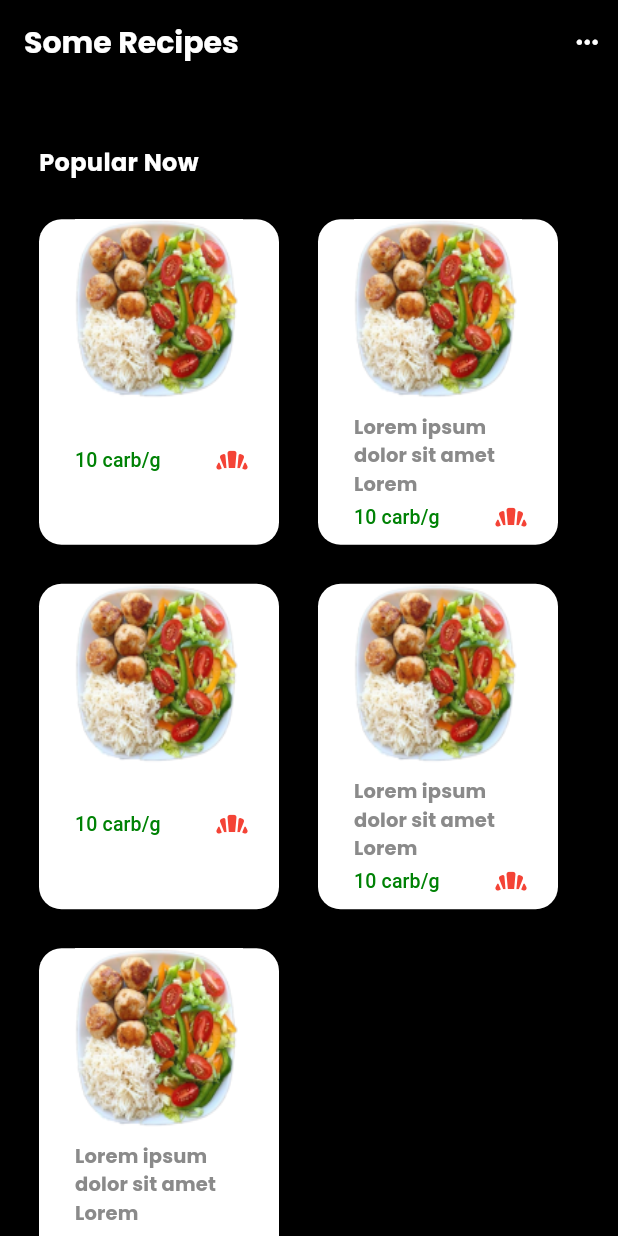
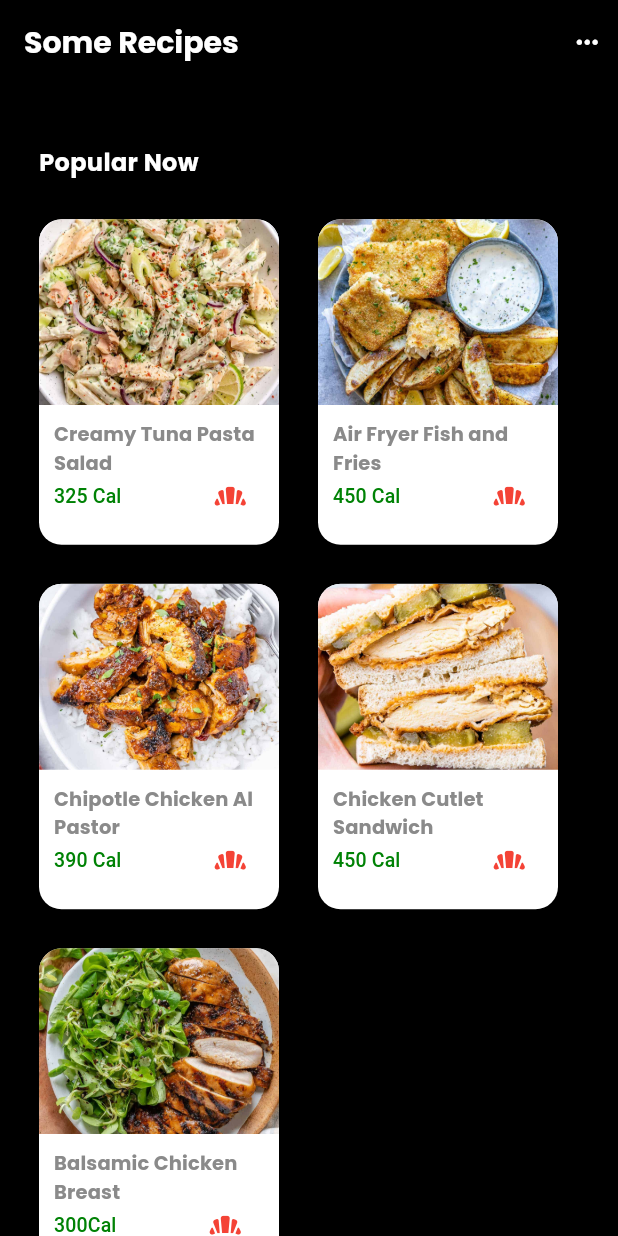
Before and after one commit to grosvenor01/GN-gym, a Flutter app: the Learning screen opened directly, on a phone screen of 412 x 824 dp. Run offline on Flutter 3.47's test engine with Material 3 defaults, Android fonts, the phone set to English and light mode, and no system bars; our stand-ins replace image_picker, intl_phone_number_input.

Commit message:
Ui updated

```diff
--- a/assets/Recipes.json
+++ b/assets/Recipes.json
@@ -1,7 +1,7 @@
 [
     {
         "Time": "15min",
-        "Calories": "-",
+        "Calories": "325",
         "Rate": 4.5,
         "Name": "Creamy Tuna Pasta Salad",
         "Description": "Cook the pasta according to package directions, then drain and set aside in a large bowl to cool.Place all sauce/dressing ingredients into a blender or food processor and pulse until smooth and well combined.Taste and adjust the seasoning. Pour the sauce over the pasta, and stir in the celery, peas, and tuna. Then, mix with a spatula until nicely coated.Finally, divide into bowls and enjoy!",
--- a/lib/learning.dart
+++ b/lib/learning.dart
@@ -15,10 +15,9 @@ class Learning extends StatefulWidget {
 
 class _LearningState extends State<Learning> {
   int number = 0;
-  var jsonData=[];
+  var jsonData = [];
   @override
   Widget build(BuildContext context) {
-    jsonLength();
     return Scaffold(
       backgroundColor: Colors.black,
       appBar: AppBar(
@@ -53,7 +52,18 @@ class _LearningState extends State<Learning> {
                   fontFamily: "Poppins", fontSize: 16, color: Colors.white),
             ),
           ),
-          for (int i = 0; i < number ~/ 2; i++)
+          FutureBuilder(
+              future: jsonLength(),
+              builder: (ctx, snapshot) {
+                if (snapshot.connectionState == ConnectionState.waiting) {
+                  return Center(child: CircularProgressIndicator());
+                } else if (snapshot.hasError) {
+                  return Center(child: Text("Error Occured"));
+                } else {
+                  final dady = snapshot.data!;
+                  return Column(
+                    children: [
+                      for (int i = 0; i < number-1 ; i=i+2)
                         Row(
                           children: [
                             Container(
@@ -65,51 +75,58 @@ class _LearningState extends State<Learning> {
                                         Navigator.push(
                                             context,
                                             MaterialPageRoute(
-                                    builder: (context) => Reciepe()))
+                                                builder: (context) =>
+                                                    Reciepe()))
                                       },
                                   style: ElevatedButton.styleFrom(
                                     backgroundColor: Colors.white,
+                                    padding: EdgeInsets.zero,
                                     shape: RoundedRectangleBorder(
-                            borderRadius: BorderRadius.circular(15)),
+                                        borderRadius:
+                                            BorderRadius.circular(15)),
                                   ),
                                   child: Column(
-                        mainAxisAlignment: MainAxisAlignment.start,
-                        crossAxisAlignment: CrossAxisAlignment.start,
                                     children: [
                                       Container(
                                         height: 124,
-                            width: 124,
-                            decoration: const BoxDecoration(
+                                        decoration: BoxDecoration(
+                                            borderRadius:  BorderRadius.only(topLeft: Radius.circular(15),topRight:Radius.circular(15) ),
                                             image: DecorationImage(
-                                    image: AssetImage("assets/plat1.png"),
-                                    fit: BoxFit.fill)),
+                                                image: AssetImage(
+                                                    "assets/Food/"+jsonData[i]['image']+".png"),
+                                                fit: BoxFit.cover)),
                                       ),
-                          SizedBox(
+                                      const SizedBox(
                                         height: 5,
                                       ),
-                          const Text(
-                            "",
-                            style: TextStyle(
+                                      Padding(
+                                        padding: EdgeInsets.only(top: 5,right: 10,left: 10),
+                                        child : Text(
+                                        jsonData[i]["Name"],
+                                        style: const TextStyle(
                                             fontFamily: "Poppins",
                                             fontSize: 13,
-                                color: Color.fromRGBO(138, 138, 138, 1)),
+                                            color: Color.fromRGBO(
+                                                138, 138, 138, 1)),
                                       ),
-                          const Row(
+                                      ),
+                                      Row(
                                         children: [
+                                          SizedBox(width: 10,),
                                           Text(
-                                "10 carb/g",
-                                style: TextStyle(
-                                    color: Color.fromRGBO(0, 130, 5, 1),
+                                            dady[i]['Calories']+" Cal",
+                                            style: const TextStyle(
+                                                color: Color.fromRGBO(
+                                                    0, 130, 5, 1),
                                                 fontSize: 13),
                                           ),
-                              SizedBox(
-                                width: 35,
-                              ),
-                              Icon(
+                                          const SizedBox(width: 60,),
+                                          const Icon(
                                             Icons.bakery_dining_rounded,
                                             size: 25,
                                             color: Colors.red,
-                              )
+                                          ),
+                                          SizedBox(width: 10),
                                         ],
                                       )
                                     ],
@@ -123,8 +140,10 @@ class _LearningState extends State<Learning> {
                                   onPressed: () => {},
                                   style: ElevatedButton.styleFrom(
                                     backgroundColor: Colors.white,
+                                    padding: EdgeInsets.zero,
                                     shape: RoundedRectangleBorder(
-                            borderRadius: BorderRadius.circular(15)),
+                                        borderRadius:
+                                            BorderRadius.circular(15)),
                                   ),
                                   child: Column(
                                     mainAxisAlignment: MainAxisAlignment.start,
@@ -132,38 +151,47 @@ class _LearningState extends State<Learning> {
                                     children: [
                                       Container(
                                         height: 124,
-                            width: 124,
-                            decoration: const BoxDecoration(
+                                        decoration: BoxDecoration(
+                                            borderRadius: BorderRadius.only(topLeft: Radius.circular(15),topRight:Radius.circular(15) ),
                                             image: DecorationImage(
-                                    image: AssetImage("assets/plat1.png"),
-                                    fit: BoxFit.fill)),
+                                                image: AssetImage(
+                                                    "assets/Food/"+jsonData[i+1]['image']+".png"),
+                                                fit: BoxFit.cover)),
                                       ),
-                          SizedBox(
+                                      const SizedBox(
                                         height: 5,
                                       ),
-                          const Text(
-                            "Lorem ipsum dolor sit amet Lorem",
-                            style: TextStyle(
+                                      Padding(
+                                        padding: const EdgeInsets.only(top: 5,right: 10,left: 10),
+                                        child: Text(
+                                          jsonData[i+1]["Name"],
+                                          style: const TextStyle(
                                               fontFamily: "Poppins",
                                               fontSize: 13,
-                                color: Color.fromRGBO(138, 138, 138, 1)),
+                                              color: Color.fromRGBO(
+                                                  138, 138, 138, 1)),
                                         ),
-                          const Row(
+                                      ),
+
+                                      Row(
                                         children: [
+                                          SizedBox(width: 10),
                                           Text(
-                                "10 carb/g",
-                                style: TextStyle(
-                                    color: Color.fromRGBO(0, 130, 5, 1),
+                                            jsonData[i+1]["Calories"]+" Cal",
+                                            style: const TextStyle(
+                                                color: Color.fromRGBO(
+                                                    0, 130, 5, 1),
                                                 fontSize: 13),
                                           ),
-                              SizedBox(
-                                width: 35,
+                                          const SizedBox(
+                                            width: 60,
                                           ),
-                              Icon(
+                                          const Icon(
                                             Icons.bakery_dining_rounded,
                                             size: 25,
                                             color: Colors.red,
-                              )
+                                          ),
+                                          SizedBox(width: 10,)
                                         ],
                                       )
                                     ],
@@ -179,55 +207,60 @@ class _LearningState extends State<Learning> {
                               width: 160,
                               margin: const EdgeInsets.only(left: 26, top: 26),
                               child: ElevatedButton(
-                      onPressed: () => {
-                            Navigator.push(
-                                context,
-                                MaterialPageRoute(
-                                    builder: (context) => Reciepe()))
-                          },
+                                  onPressed: () => {},
                                   style: ElevatedButton.styleFrom(
+                                    padding: EdgeInsets.zero,
                                     backgroundColor: Colors.white,
                                     shape: RoundedRectangleBorder(
-                            borderRadius: BorderRadius.circular(15)),
+                                        borderRadius:
+                                            BorderRadius.circular(15)),
                                   ),
                                   child: Column(
                                     mainAxisAlignment: MainAxisAlignment.start,
-                        crossAxisAlignment: CrossAxisAlignment.start,
+                                    crossAxisAlignment:CrossAxisAlignment.start,
                                     children: [
                                       Container(
                                         height: 124,
-                            width: 124,
-                            decoration: const BoxDecoration(
+                                        decoration: BoxDecoration(
+                                          borderRadius: BorderRadius.only(topLeft: Radius.circular(15),topRight: Radius.circular(15)),
                                             image: DecorationImage(
-                                    image: AssetImage("assets/plat1.png"),
-                                    fit: BoxFit.fill)),
+                                                image: AssetImage(
+                                                    "assets/Food/"+jsonData[number-1]['image']+".png"),
+                                                fit: BoxFit.cover)),
                                       ),
-                          SizedBox(
+                                      const SizedBox(
                                         height: 5,
                                       ),
-                          const Text(
-                            "Lorem ipsum dolor sit amet Lorem",
-                            style: TextStyle(
+                                      Padding(
+                                        padding: const EdgeInsets.only(left: 10,right: 10,top: 5),
+                                        child: Text(
+                                          jsonData[number-1]["Name"],
+                                          style: const TextStyle(
                                               fontFamily: "Poppins",
                                               fontSize: 13,
-                                color: Color.fromRGBO(138, 138, 138, 1)),
+                                              color: Color.fromRGBO(
+                                                  138, 138, 138, 1)),
                                         ),
-                          const Row(
+                                      ),
+                                      Row(
                                         children: [
+                                          SizedBox(width: 10,),
                                           Text(
-                                "10 carb/g",
-                                style: TextStyle(
-                                    color: Color.fromRGBO(0, 130, 5, 1),
+                                            jsonData[number-1]["Calories"]+"Cal",
+                                            style: const TextStyle(
+                                                color: Color.fromRGBO(
+                                                    0, 130, 5, 1),
                                                 fontSize: 13),
                                           ),
-                              SizedBox(
-                                width: 35,
+                                          const SizedBox(
+                                            width: 60,
                                           ),
-                              Icon(
+                                          const Icon(
                                             Icons.bakery_dining_rounded,
                                             size: 25,
                                             color: Colors.red,
-                              )
+                                          ),
+                                          SizedBox(width: 10,)
                                         ],
                                       )
                                     ],
@@ -236,15 +269,18 @@ class _LearningState extends State<Learning> {
                           ],
                         )
                     ],
+                  );
+                }
+              }),
+        ],
       ),
     );
   }
 
-  Future jsonLength() async {
+  Future<List<dynamic>> jsonLength() async {
     String jsonString = await rootBundle.loadString('assets/Recipes.json');
-    setState(() {
     jsonData = json.decode(jsonString);
     number = jsonData.length;
-    });
+    return jsonData;
   }
 }
```
Lines whose indentation alone changed are shown as unchanged.
